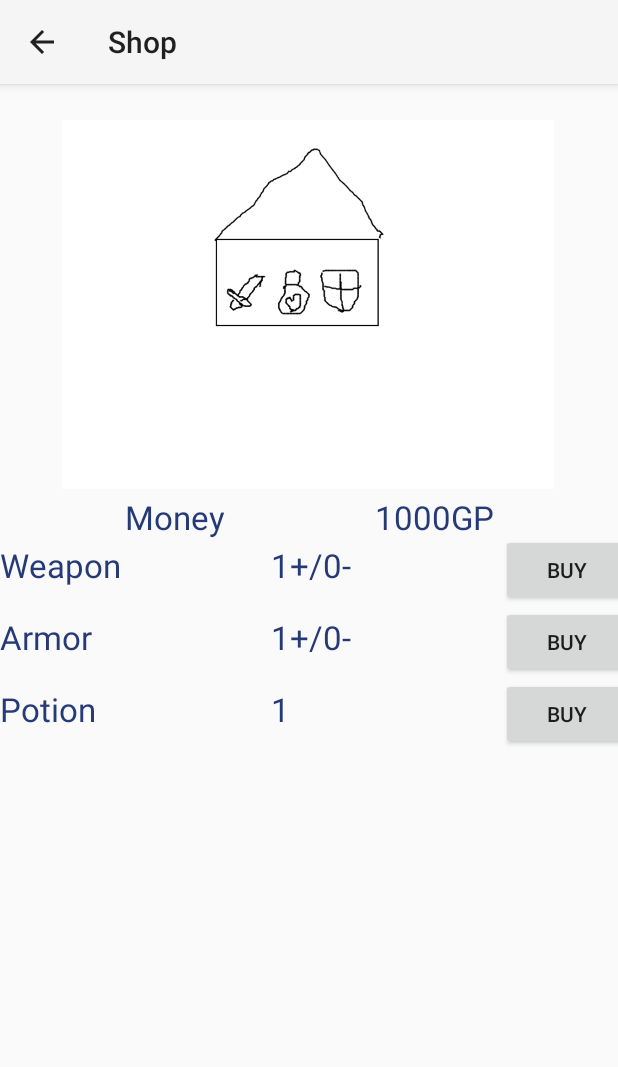
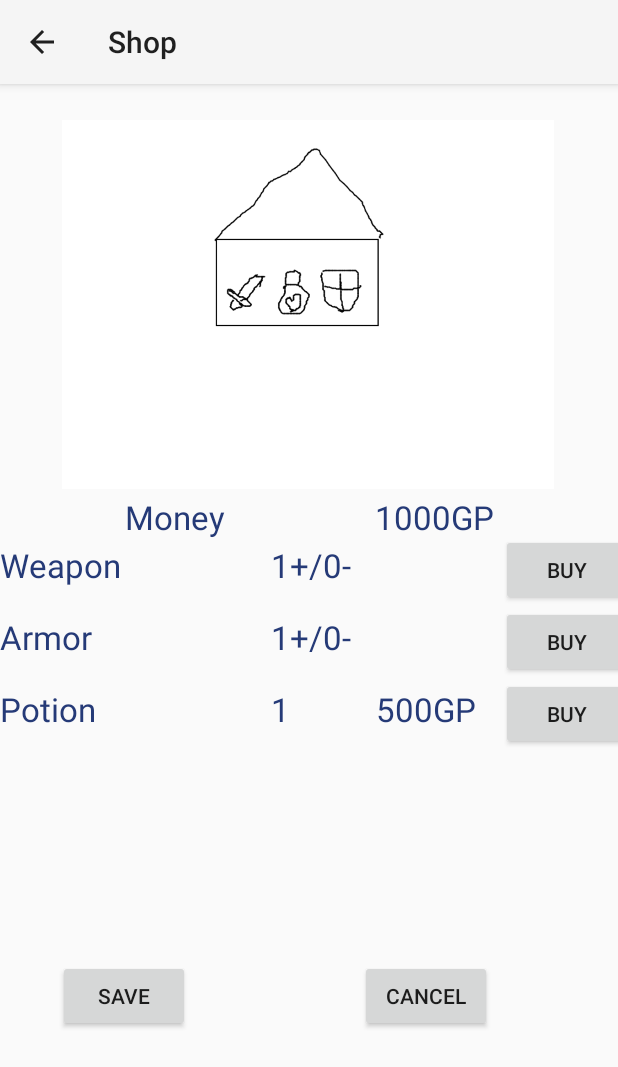
Before and after one commit to valsacar/CS683_Project, an Android app: the screen it shows after launch (ViewShopActivity), after a tap on "SHOP", on a phone screen of 412 x 824 dp. Shown: the top 1067 px of the screen. Run offline under Robolectric (Android 15) with nearby library versions, the phone set to English and light mode, and no system bars.

```diff
--- a/app/src/main/java/edu/bu/metcs/activitylifecycle/BuyWeaponFragment.java
+++ b/app/src/main/java/edu/bu/metcs/activitylifecycle/BuyMathItemFragment.java
@@ -2,10 +2,7 @@ package edu.bu.metcs.activitylifecycle;
 
 
 import android.os.Bundle;
-
 import androidx.fragment.app.Fragment;
-
-import android.util.Log;
 import android.view.LayoutInflater;
 import android.view.View;
 import android.view.ViewGroup;
@@ -14,14 +11,14 @@ import android.widget.TextView;
 import android.widget.Toast;
 
 
-public class BuyWeaponFragment extends Fragment {
+public class BuyMathItemFragment extends Fragment {
     private MathItem item;
     private int money;
     private String type;
     private View thisView;
 
 
-    public BuyWeaponFragment() {
+    public BuyMathItemFragment() {
         // Required empty public constructor
     }
 
@@ -30,7 +27,7 @@ public class BuyWeaponFragment extends Fragment {
     public View onCreateView(LayoutInflater inflater, ViewGroup container,
                              Bundle savedInstanceState) {
         // Inflate the layout for this fragment
-        View v = inflater.inflate(R.layout.fragment_buy_weapon, container, false);
+        View v = inflater.inflate(R.layout.fragment_buy_mathitem, container, false);
 
         this.thisView = v;
 
@@ -69,7 +66,7 @@ public class BuyWeaponFragment extends Fragment {
                 int cost = item.nextLevelCost("+");
 
                 if (cost > money) {
-                    Toast.makeText(getActivity(), "Not enough money", Toast.LENGTH_SHORT).show();
+                    Toast.makeText(getActivity(), R.string.no_money, Toast.LENGTH_SHORT).show();
                 } else {
                     money -= cost;
                     item.incAdditionLevel();
@@ -81,12 +78,31 @@ public class BuyWeaponFragment extends Fragment {
             }
         });
 
+        Button subInc = (Button) v.findViewById(R.id.sub_inc_button);
+        subInc.setOnClickListener(new View.OnClickListener()
+        {
+            @Override
+            public void onClick(View v)
+            {
+                int cost = item.nextLevelCost("+");
+
+                if (cost > money) {
+                    Toast.makeText(getActivity(), R.string.no_money, Toast.LENGTH_SHORT).show();
+                } else {
+                    money -= cost;
+                    item.incSubtractionLevel();
+
+                    updateTextView(R.id.subtraction_stats, String.valueOf(item.getSubtractionLevel()));
+                    updateTextView(R.id.subtraction_cost, item.nextLevelCost("+") + "GP");
+                    ((ViewShopActivity)getActivity()).updateTextView(R.id.money, money + "GP");
+                }
+            }
+        });
+
         return v;
     }
 
-    public void setItem(MathItem item) {
-        this.item = item;
-    }
+    public void setItem(MathItem item) {this.item = item;}
 
     public void setMoney(int money) {
         this.money = money;
@@ -98,11 +114,6 @@ public class BuyWeaponFragment extends Fragment {
 
     protected void updateTextView(int id, String update) {
         TextView tView = (TextView)thisView.findViewById(id);
-
-        if (tView == null) {
-            Log.d("tView is", "null");
-        } else { Log.d("tView is", "not null");}
-
         tView.setText(update);
     }
 
--- a/app/src/main/java/edu/bu/metcs/activitylifecycle/MathArmor.java
+++ b/app/src/main/java/edu/bu/metcs/activitylifecycle/MathArmor.java
@@ -6,6 +6,8 @@ import java.util.List;
 import static java.util.Arrays.asList;
 
 public class MathArmor extends MathItem implements Serializable {
+
+    public static final String TYPE_STRING = "armor";
 
     public MathArmor(int add, int sub) {
         super();
--- a/app/src/main/java/edu/bu/metcs/activitylifecycle/MathItem.java
+++ b/app/src/main/java/edu/bu/metcs/activitylifecycle/MathItem.java
@@ -6,6 +6,7 @@ import java.util.List;
 public abstract class MathItem implements Serializable {
     private static final String ADDITION = "+";
     private static final String Subtraction = "-";
+
     private int additionLevel, subtractionLevel;
 
     public MathItem() {
--- a/app/src/main/java/edu/bu/metcs/activitylifecycle/MathWeapon.java
+++ b/app/src/main/java/edu/bu/metcs/activitylifecycle/MathWeapon.java
@@ -6,6 +6,8 @@ import java.util.List;
 import static java.util.Arrays.asList;
 
 public class MathWeapon extends MathItem implements Serializable {
+
+    public static final String TYPE_STRING = "weapon";
 
     public MathWeapon(int add, int sub) {
         super();
--- a/app/src/main/java/edu/bu/metcs/activitylifecycle/ViewShopActivity.java
+++ b/app/src/main/java/edu/bu/metcs/activitylifecycle/ViewShopActivity.java
@@ -8,14 +8,16 @@ import androidx.fragment.app.FragmentTransaction;
 
 import android.content.Intent;
 import android.os.Bundle;
+import android.util.Log;
 import android.view.View;
 import android.widget.GridLayout;
-import android.widget.Switch;
 import android.widget.TextView;
+import android.widget.Toast;
 
 public class ViewShopActivity extends AppCompatActivity {
     private MathCharacter player;
-    BuyWeaponFragment weaponFragment;
+    BuyMathItemFragment weaponFragment;
+    BuyMathItemFragment armorFragment;
 
     @Override
     protected void onCreate(Bundle savedInstanceState) {
@@ -33,26 +35,38 @@ public class ViewShopActivity extends AppCompatActivity {
 
         this.player = character;
 
-        this.weaponFragment = new BuyWeaponFragment();
+        this.weaponFragment = new BuyMathItemFragment();
 
         weaponFragment.setItem(this.player.getWeapon());
         weaponFragment.setMoney(this.player.getMoney());
-        weaponFragment.setType("weapon");
+        weaponFragment.setType(MathWeapon.TYPE_STRING);
 
         FragmentManager fragManager = getSupportFragmentManager();
         // get the reference to the FragmentTransaction object
         FragmentTransaction transaction = fragManager.beginTransaction();
-        // add the fragment into the transaction
-        transaction.add(R.id.shop_addition, weaponFragment);
+        // add the weapon fragment into the transaction
+        transaction.add(R.id.shop_addition, weaponFragment, MathWeapon.TYPE_STRING);
+        transaction.hide(weaponFragment);
+
+
+        this.armorFragment = new BuyMathItemFragment();
+
+        armorFragment.setItem(this.player.getArmor());
+        armorFragment.setMoney(this.player.getMoney());
+        armorFragment.setType(MathArmor.TYPE_STRING);
+
+        // add the armor fragment into the transaction
+        transaction.add(R.id.shop_addition, armorFragment, MathArmor.TYPE_STRING);
+        transaction.hide(armorFragment);
         // commit the transaction.
         transaction.commit();
-        transaction.hide(weaponFragment);
 
 
         updateTextView(R.id.potion_count, String.valueOf(player.getPotions()));
         updateTextView(R.id.weapon_stats, player.getWeapon().toString());
         updateTextView(R.id.armor_stats, player.getArmor().toString());
         updateTextView(R.id.money, player.getMoney() + "GP");
+        updateTextView(R.id.potion_cost, player.getPotionCost() + "GP");
     }
 
     protected void updateTextView(int id, String update) {
@@ -63,13 +77,17 @@ public class ViewShopActivity extends AppCompatActivity {
 
     protected void completeItemUpgrade(String type, MathItem item, int money) {
         switch (type) {
-            case "weapon":
+            case MathWeapon.TYPE_STRING:
                 this.player.setWeapon((MathWeapon)item);
                 this.player.setMoney(money);
                 updateTextView(R.id.weapon_stats, player.getWeapon().toString());
                 updateTextView(R.id.money, player.getMoney() + "GP");
                 break;
-            case "armor":
+            case MathArmor.TYPE_STRING:
+                this.player.setArmor((MathArmor)item);
+                this.player.setMoney(money);
+                updateTextView(R.id.armor_stats, player.getArmor().toString());
+                updateTextView(R.id.money, player.getMoney() + "GP");
                 break;
             default:
                 //Must not have updated anything, let's make sure money is right.
@@ -78,14 +96,17 @@ public class ViewShopActivity extends AppCompatActivity {
 
         FragmentTransaction ft = getSupportFragmentManager().beginTransaction();
         ft.hide(weaponFragment);
-        //ft.hide(armorFragment);
+        ft.hide(armorFragment);
         ft.commit();
 
         GridLayout gl = findViewById(R.id.shop_grid);
         gl.setVisibility(View.VISIBLE);
+        getSupportActionBar().setTitle(R.string.shop_button);
     }
 
     public void onClickWeapon(View view) {
+        String title = getResources().getString(R.string.shop_button);
+
         GridLayout gl = findViewById(R.id.shop_grid);
         gl.setVisibility(View.INVISIBLE);
 
@@ -96,11 +117,64 @@ public class ViewShopActivity extends AppCompatActivity {
         if (weaponFragment.isAdded()) { // if the fragment is already in container
             ft.show(weaponFragment);
         } else { // fragment needs to be added to frame container
-            ft.add(R.id.shop_addition, weaponFragment, "weapon");
+            ft.add(R.id.shop_addition, weaponFragment, MathWeapon.TYPE_STRING);
         }
         // Hide armor
-        //if (armorFragment.isAdded()) { ft.hide(armorFragment); }
+        if (armorFragment.isAdded()) { ft.hide(armorFragment); }
         ft.commit();
+
+        //Update ActionBar
+        getSupportActionBar().setTitle(title + " - " + capitalize(MathWeapon.TYPE_STRING));
+    }
+
+    public void onClickArmor(View view) {
+        String title = getResources().getString(R.string.shop_button);
+
+        GridLayout gl = findViewById(R.id.shop_grid);
+        gl.setVisibility(View.INVISIBLE);
+
+        armorFragment.setItem(this.player.getArmor());
+        armorFragment.setMoney(this.player.getMoney());
+
+        FragmentTransaction ft = getSupportFragmentManager().beginTransaction();
+        if (armorFragment.isAdded()) { // if the fragment is already in container
+            ft.show(armorFragment);
+        } else { // fragment needs to be added to frame container
+            ft.add(R.id.shop_addition, armorFragment, MathArmor.TYPE_STRING);
+        }
+        // Hide armor
+        if (weaponFragment.isAdded()) { ft.hide(weaponFragment); }
+        ft.commit();
+
+        //Update ActionBar
+        getSupportActionBar().setTitle(title + " - " + capitalize(MathArmor.TYPE_STRING));
+    }
+
+    private String capitalize(String str) {
+        return str.substring(0, 1).toUpperCase() + str.substring(1);
+    }
+
+    public void onClickPotion(View view) {
+        int cost = player.getPotionCost();
+        if (cost > player.getMoney()) {
+            Toast.makeText(this, R.string.no_money, Toast.LENGTH_SHORT).show();
+        } else {
+            this.player.addPotion(1);
+
+            updateTextView(R.id.potion_count, String.valueOf(this.player.getPotions()));
+            updateTextView(R.id.money, this.player.spendMoney(cost) + "GP");
+        }
+    }
+
+    public void onClickSave(View view) {
+        Intent intent = new Intent();
+        intent.putExtra("character", this.player);
+        setResult(RESULT_OK, intent);
+        finish();
+    }
+
+    public void onClickCancel(View view) {
+        finish();
     }
 
 
--- a/app/src/main/res/layout/activity_view_shop.xml
+++ b/app/src/main/res/layout/activity_view_shop.xml
@@ -71,6 +71,7 @@
         android:id="@+id/shop_addition"
         android:layout_width="match_parent"
         android:layout_height="wrap_content"
+        android:layout_marginBottom="10dp"
         app:layout_constraintBottom_toBottomOf="parent"
         app:layout_constraintTop_toBottomOf="@+id/money_layout"
         app:layout_constraintVertical_bias="0"
@@ -122,7 +123,7 @@
             android:layout_width="wrap_content"
             android:layout_height="wrap_content"
             android:onClick="onClickWeapon"
-            android:text="Buy" />
+            android:text="@string/buy" />
 
         <TextView
             android:id="@+id/armor_text"
@@ -153,10 +154,11 @@
             android:layout_height="match_parent"/>
 
         <Button
+            android:id="@+id/buy_armor_button"
             android:layout_width="wrap_content"
             android:layout_height="wrap_content"
-            android:text="Buy"
-            android:id="@+id/buy_armor_button"/>
+            android:onClick="onClickArmor"
+            android:text="@string/buy" />
 
         <TextView
             android:id="@+id/potion_text"
@@ -182,17 +184,50 @@
             tools:layout_editor_absoluteX="46dp"
             tools:layout_editor_absoluteY="658dp" />
 
-        <Space
-            android:layout_width="100dp"
-            android:layout_height="match_parent"/>
+        <TextView
+            android:id="@+id/potion_cost"
+            android:layout_width="wrap_content"
+            android:layout_height="wrap_content"
+            android:layout_gravity="center_horizontal"
+            android:text="0GP"
+            android:textAppearance="@style/TextAppearance.AppCompat.Large"
+            android:textColor="#253A77"
+            tools:layout_editor_absoluteX="46dp"
+            tools:layout_editor_absoluteY="658dp" />
 
         <Button
+            android:id="@+id/buy_potion_button"
             android:layout_width="wrap_content"
             android:layout_height="wrap_content"
-            android:text="Buy"
-            android:id="@+id/buy_potion_button"/>
+            android:onClick="onClickPotion"
+            android:text="@string/buy" />
 
     </GridLayout>
 
+    <Button
+        android:id="@+id/shop_button_save"
+        android:layout_width="wrap_content"
+        android:layout_height="wrap_content"
+        android:onClick="onClickSave"
+        android:text="@string/char_button_save"
+        app:layout_constraintBottom_toBottomOf="parent"
+        app:layout_constraintEnd_toStartOf="@+id/char_button_cancel"
+        app:layout_constraintHorizontal_bias="0.255"
+        app:layout_constraintStart_toStartOf="parent"
+        app:layout_constraintTop_toBottomOf="@+id/shop_grid"
+        app:layout_constraintVertical_bias="0.507" />
+
+    <Button
+        android:id="@+id/char_button_cancel"
+        android:layout_width="wrap_content"
+        android:layout_height="wrap_content"
+        android:layout_marginEnd="84dp"
+        android:onClick="onClickCancel"
+        android:text="@string/cancel"
+        app:layout_constraintBottom_toBottomOf="@+id/char_button_save"
+        app:layout_constraintEnd_toEndOf="parent"
+        app:layout_constraintTop_toTopOf="@+id/shop_button_save"
+        app:layout_constraintVertical_bias="0.0" />
+
 
 </androidx.constraintlayout.widget.ConstraintLayout>
--- a/app/src/main/res/layout/fragment_buy_weapon.xml
+++ b/app/src/main/res/layout/fragment_buy_mathitem.xml
@@ -1,7 +1,7 @@
 <?xml version="1.0" encoding="utf-8"?>
 <GridLayout xmlns:android="http://schemas.android.com/apk/res/android"
     xmlns:tools="http://schemas.android.com/tools"
-    tools:context=".BuyWeaponFragment"
+    tools:context=".BuyMathItemFragment"
     android:layout_width="wrap_content"
     android:layout_height="wrap_content"
     android:columnCount="5"
@@ -100,7 +100,7 @@
         android:id="@+id/weapon_ok"
         android:layout_width="wrap_content"
         android:layout_height="wrap_content"
-        android:text="Ok" />
+        android:text="@string/ok" />
 
     <Space
         android:layout_width="0dp"
@@ -110,7 +110,7 @@
         android:id="@+id/weapon_cancel"
         android:layout_width="wrap_content"
         android:layout_height="wrap_content"
-        android:text="Cancel" />
+        android:text="@string/cancel" />
 
     <Space
         android:layout_width="0dp"
--- a/app/src/main/res/values/strings.xml
+++ b/app/src/main/res/values/strings.xml
@@ -19,6 +19,10 @@
     <string name="money">Money</string>
     <string name="addition">Addition</string>
     <string name="subtraction">Subtraction</string>
+    <string name="no_money">Not enough money</string>
+    <string name="buy">Buy</string>
+    <string name="cancel">Cancel</string>
+    <string name="ok">OK</string>
 
     <!-- TODO: Remove or change this placeholder text -->
     <string name="hello_blank_fragment">Hello blank fragment</string>
```
Also changed, not shown: app/src/main/java/edu/bu/metcs/activitylifecycle/MathCharacter.java (+11 -2 lines), 2 other files.
